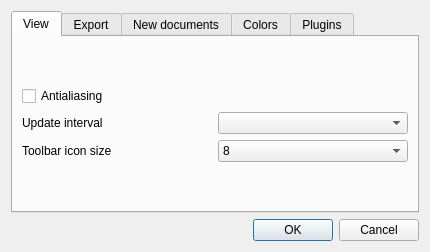
Qt form dialogs/preferences.ui (veusz/veusz) before a commit.
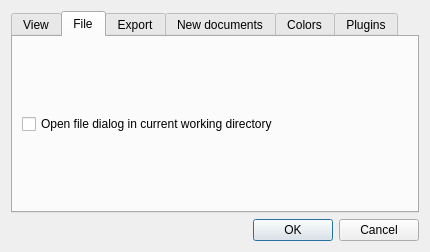
The same form after that commit. The open tabs and pages were chosen to show the change.

Commit message: Veusz now starts in user home directory. It remembers directories between runs. It will use directory of opened file as directory. Add option in preferences to use old behaviour, which uses cwd when starting.

```diff
--- a/dialogs/preferences.ui
+++ b/dialogs/preferences.ui
@@ -88,6 +88,23 @@
        </item>
       </layout>
      </widget>
+     <widget class="QWidget" name="File">
+      <attribute name="title">
+       <string>File</string>
+      </attribute>
+      <layout class="QVBoxLayout" name="verticalLayout_5">
+       <item>
+        <widget class="QCheckBox" name="cwdCheck">
+         <property name="toolTip">
+          <string>File dialogs will open in the current working directory of Veusz, rather than the one used by Veusz when it was last run</string>
+         </property>
+         <property name="text">
+          <string>Open file dialog in current working directory</string>
+         </property>
+        </widget>
+       </item>
+      </layout>
+     </widget>
      <widget class="QWidget" name="Export">
       <attribute name="title">
        <string>Export</string>
```
The commit also changes 3 other files.
